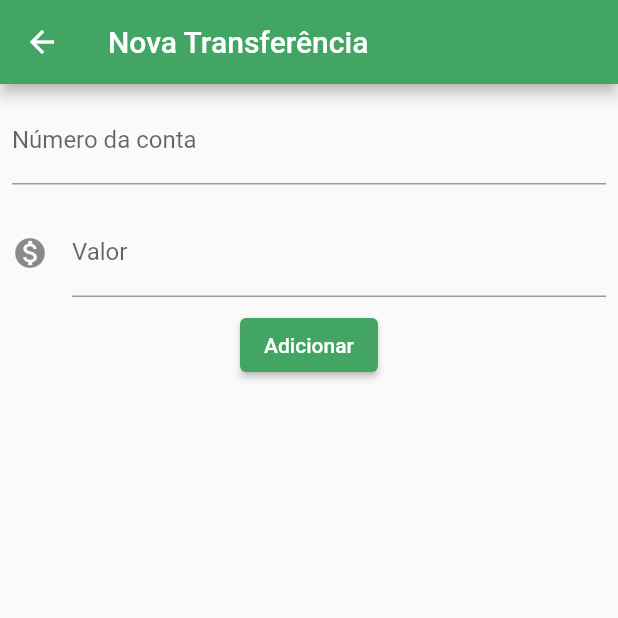
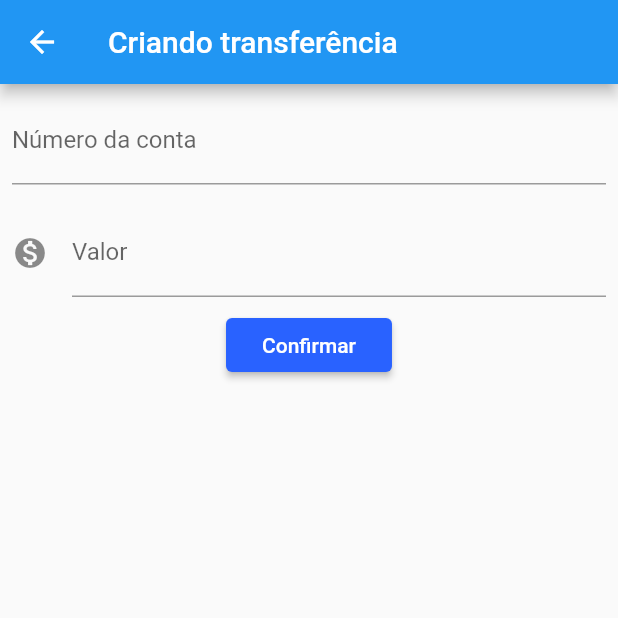
Before and after one commit to Allencs16/Bytebank-flutter, a Flutter app: the screen it shows after launch, after a tap on the "add" icon, on a phone screen of 412 x 824 dp, the top half of it. Run offline on Flutter 3.47's test engine with Material 2 defaults, Android fonts, the phone set to English and light mode, and no system bars.

```diff
--- /dev/null
+++ b/lib/components/editor.dart
@@ -0,0 +1,30 @@
+import 'package:flutter/material.dart';
+
+class Editor extends StatelessWidget {
+
+  final TextEditingController controller;
+  final String labelText;
+  final String hintText;
+  final IconData? icon;
+
+  const Editor({required this.controller, required this.labelText, required this.hintText, this.icon});
+
+  @override
+  Widget build(BuildContext context) {
+    return Padding(
+      padding: const EdgeInsets.all(8.0),
+      child: TextField(
+        controller: controller,
+        style: TextStyle(
+          fontSize: 16.0
+        ),
+        decoration: InputDecoration(
+          icon: icon != null ? Icon(icon) : null,
+          labelText: labelText,
+          hintText: hintText
+        ),
+        keyboardType: TextInputType.number,
+      ),
+    );
+  }
+}
--- a/lib/main.dart
+++ b/lib/main.dart
@@ -2,185 +2,24 @@
 
 import 'package:flutter/material.dart';
 
-void main() {
-  runApp(
-    ByteBankApp()
-  );
-}
+import 'screens/lista_transferencia.dart';
 
-class ByteBankApp extends StatelessWidget {
+void main() => runApp(BytebankApp());
+
+class BytebankApp extends StatelessWidget {
   @override
-  Widget build(BuildContext context){
+  Widget build(BuildContext context) {
     return MaterialApp(
+      debugShowCheckedModeBanner: false,
       theme: ThemeData(
-        primaryColor: Colors.green[900]
+        primaryColor: Colors.green[900],
+        accentColor: Colors.blueAccent[700],
+        buttonTheme: ButtonThemeData(
+          buttonColor: Colors.blueAccent[700],
+          textTheme: ButtonTextTheme.primary,
+        ),
       ),
-      home: ListaTrasferencias()
+      home: ListaTransferencias(),
     );
   }
 }
-
-class FormularioTransferencia extends StatefulWidget {
-  @override
-  State<StatefulWidget> createState() {
-    return FormularioTransferenciaState();
-  }
-}
-
-class FormularioTransferenciaState extends State<FormularioTransferencia> {
-
-  final TextEditingController _controladorNumConta = TextEditingController();
-  final TextEditingController _controladorValor = TextEditingController();
-
-  @override
-  Widget build(BuildContext context){
-    return Scaffold(
-      appBar: AppBar(
-        title: Text('Nova Transferência'),
-        backgroundColor: const Color.fromARGB(255, 66, 165, 100)
-      ),
-      body: SingleChildScrollView(
-        child: Column(
-          children: [
-            Editor(controller: _controladorNumConta, labelText: 'Número da conta', hintText: '1000', icon: null),
-            Editor(controller: _controladorValor, labelText: 'Valor', hintText: '100.0', icon: Icons.monetization_on),
-            ElevatedButton(
-              style: ElevatedButton.styleFrom(
-                primary: Color.fromARGB(255, 66, 165, 100)
-              ),
-              onPressed: () {
-                _criaTransferencia(context);
-              },
-              child: const Text('Adicionar')
-            )
-          ],
-        ),
-      ),
-    );
-  }
-
-  void _criaTransferencia(BuildContext context) {
-    final int? numeroConta = int.tryParse(_controladorNumConta.text);
-    final double? valor = double.tryParse(_controladorValor.text);
-
-    if( numeroConta != null && valor != null){
-      final transferenciaCriada = Transferencia(valor, numeroConta);
-      debugPrint('$transferenciaCriada');
-      Navigator.pop(context, transferenciaCriada);
-    }
-  }
-}
-
-class Editor extends StatelessWidget {
-
-  final TextEditingController controller;
-  final String labelText;
-  final String hintText;
-  final IconData? icon;
-
-  const Editor({required this.controller, required this.labelText, required this.hintText, this.icon});
-
-  @override
-  Widget build(BuildContext context) {
-    return Padding(
-      padding: const EdgeInsets.all(8.0),
-      child: TextField(
-        controller: controller,
-        style: TextStyle(
-          fontSize: 16.0
-        ),
-        decoration: InputDecoration(
-          icon: icon != null ? Icon(icon) : null,
-          labelText: labelText,
-          hintText: hintText
-        ),
-        keyboardType: TextInputType.number,
-      ),
-    );
-  }
-}
-
-class ListaTrasferencias extends StatefulWidget {
-
-  final List<Transferencia> _transferencias = [];
-
-  @override
-  State<StatefulWidget> createState() {
-    return ListaTrasferenciasState();
-  }
-}
-
-class ListaTrasferenciasState extends State<ListaTrasferencias>{
-
-  @override
-  Widget build(BuildContext context) {
-
-    return Scaffold(
-      appBar: AppBar(
-        title: const Text('ByteBank'),
-        backgroundColor: Colors.green[900],
-      ),
-      body: ListView.builder(
-        itemCount: widget._transferencias.length,
-        itemBuilder: (context, indice){
-          var transferencia = widget._transferencias[indice];
-          return ItemTranferencias(transferencia);
-        },
-      ),
-      floatingActionButton: FloatingActionButton(
-        onPressed: () {
-          Future future = Navigator.push(context, MaterialPageRoute(builder: (context){
-            return FormularioTransferencia();
-          }));
-
-          future.then((transferenciaRecebida){
-            debugPrint('Transferencia: $transferenciaRecebida');
-            if(transferenciaRecebida != null){
-              //setState rodar novamente o build do widget fazendo com que valores dinamicos mudem
-              setState(() {
-                widget._transferencias.add(transferenciaRecebida);
-              });
-            }
-          });
-        },
-        child: Icon(Icons.add),
-        backgroundColor: const Color.fromARGB(255, 66, 165, 100),
-      ),
-    );
-  }
-}
-
-class ItemTranferencias extends StatelessWidget {
-
-  final Transferencia _transferencia;
-
-  ItemTranferencias(this._transferencia);
-
-  @override
-  Widget build(BuildContext context){
-
-
-  final String valor = _transferencia._valor.toString();
-
-    return
-      Card(
-        child: ListTile(
-          leading: Icon(Icons.monetization_on),
-          title: Text('Valor: $valor'),
-          subtitle: Text(_transferencia._numeroConta.toString()),
-        ),
-      );
-  }
-}
-
-class Transferencia {
-  final double _valor;
-  final int _numeroConta;
-
-  Transferencia(this._valor, this._numeroConta);
-
-  @override
-  String toString(){
-    return 'Transferencia($_valor, $_numeroConta)';
-  }
-}
--- /dev/null
+++ b/lib/models/transferencia.dart
@@ -0,0 +1,11 @@
+class Transferencia {
+  final double valor;
+  final int numeroConta;
+
+  Transferencia(this.valor, this.numeroConta);
+
+  @override
+  String toString() {
+    return 'Transferencia{valor: $valor, numeroConta: $numeroConta}';
+  }
+}
--- /dev/null
+++ b/lib/screens/formulario_transferencia.dart
@@ -0,0 +1,66 @@
+import 'package:flutter/material.dart';
+
+import '../components/editor.dart';
+import '../models/transferencia.dart';
+
+class FormularioTransferencia extends StatefulWidget {
+  @override
+  State<StatefulWidget> createState() {
+    return FormularioTransferenciaState();
+  }
+}
+
+class FormularioTransferenciaState extends State<FormularioTransferencia> {
+
+  final TextEditingController _controladorCampoNumeroConta =
+  TextEditingController();
+  final TextEditingController _controladorCampoValor =
+  TextEditingController();
+
+  final _tituloAppBar = 'Criando transferência';
+  final _rotuloCampoValor = 'Valor';
+  final _dicaCampoValor = '0.00';
+  final _rotuloCampoNumeroConta = 'Número da conta';
+  final _dicaCampoNumeroConta = '0000';
+  final _textoBotaoConfirmar = 'Confirmar';
+
+  @override
+  Widget build(BuildContext context) {
+    return Scaffold(
+      appBar: AppBar(
+        title: Text(_tituloAppBar),
+      ),
+      body: SingleChildScrollView(
+        child: Column(
+          children: <Widget>[
+            Editor(
+              controller: _controladorCampoNumeroConta,
+              labelText: _rotuloCampoNumeroConta,
+              hintText: _dicaCampoNumeroConta,
+            ),
+            Editor(
+              controller: _controladorCampoValor,
+              labelText: _rotuloCampoValor,
+              hintText: _dicaCampoValor,
+              icon: Icons.monetization_on,
+            ),
+            RaisedButton(
+              child: Text(_textoBotaoConfirmar),
+              onPressed: () => _criaTransferencia(context),
+            ),
+          ],
+        ),
+      ),
+    );
+  }
+  void _criaTransferencia(BuildContext context) {
+    final int? numeroConta = int.tryParse(_controladorCampoNumeroConta.text);
+    final double? valor = double.tryParse(_controladorCampoValor.text);
+    if(numeroConta != null && valor != null) {
+      final transferenciaCriada = Transferencia(valor, numeroConta);
+      debugPrint('Criando transferência');
+      debugPrint('$transferenciaCriada');
+      Navigator.pop(context, transferenciaCriada);
+    }
+  }
+}
--- /dev/null
+++ b/lib/screens/lista_transferencia.dart
@@ -0,0 +1,67 @@
+import 'package:flutter/material.dart';
+
+import '../models/transferencia.dart';
+import 'formulario_transferencia.dart';
+
+class ListaTransferencias extends StatefulWidget{
+  final List<Transferencia> _transferencias = [];
+
+  @override
+  State<StatefulWidget> createState() {
+    return ListaTransferenciasState();
+  }
+}
+
+class ListaTransferenciasState extends State<ListaTransferencias> {
+  @override
+  Widget build(BuildContext context) {
+    return Scaffold(
+      appBar: AppBar(
+        title: Text('Transferências'),
+      ),
+      body: ListView.builder(
+        itemCount: widget._transferencias.length,
+        itemBuilder: (context, indice) {
+          final transferencia = widget._transferencias[indice];
+          return ItemTransferencia(transferencia);
+        },
+      ),
+      floatingActionButton: FloatingActionButton(
+        child: Icon(Icons.add), onPressed: () {
+        final Future future = Navigator.push(context, MaterialPageRoute(builder: (context) {
+          return FormularioTransferencia();
+        }));
+        future.then((transferenciaRecebida) {
+          Future.delayed(Duration(seconds: 1), () {
+            debugPrint('chegou no then do future');
+            debugPrint('$transferenciaRecebida');
+            if(transferenciaRecebida != null) {
+              setState(() {
+                widget._transferencias.add(transferenciaRecebida);
+              });
+            }
+          });
+        });
+      },),
+    );
+  }
+}
+
+class ItemTransferencia extends StatelessWidget {
+
+  final Transferencia _transferencia;
+
+  ItemTransferencia(this._transferencia);
+
+  @override
+  Widget build(BuildContext context) {
+    // TODO: implement build
+    return Card(
+      child: ListTile(
+        leading: Icon(Icons.monetization_on),
+        title: Text(_transferencia.valor.toString()),
+        subtitle: Text(_transferencia.numeroConta.toString()),
+      ),
+    );
+  }
+}
```
